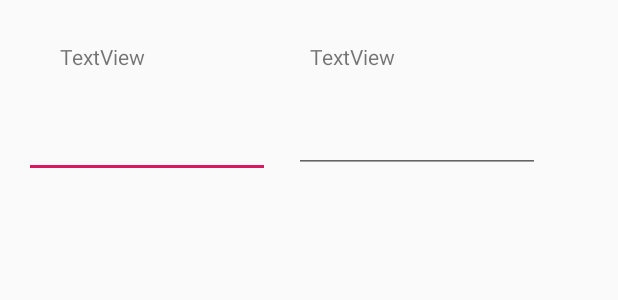
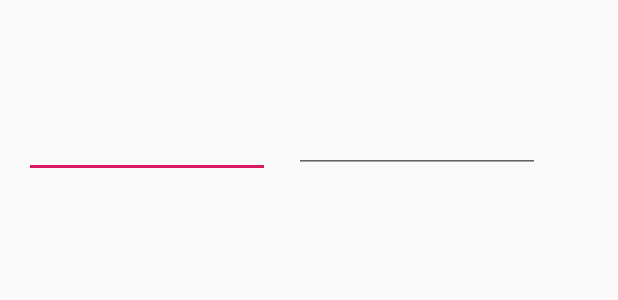
Before and after one commit to Drjansson/NHLHockeyAtGoodEUTimes, an Android app: the layout match_row.xml on its own in the app's theme, with its tools: preview values and no code run, on a phone screen of 412 x 824 dp. Shown: the top 300 px of the screen. Run offline under Robolectric (Android 15) with nearby library versions, the phone set to English and light mode, and no system bars.

```diff
--- a/app/src/main/res/layout/match_row.xml
+++ b/app/src/main/res/layout/match_row.xml
@@ -12,7 +12,6 @@
         android:layout_marginStart="40dp"
         android:layout_marginLeft="40dp"
         android:layout_marginTop="28dp"
-        android:text="TextView"
         app:layout_constraintStart_toStartOf="parent"
         app:layout_constraintTop_toTopOf="parent" />
 
@@ -25,7 +24,6 @@
         android:layout_marginTop="28dp"
         android:layout_marginEnd="40dp"
         android:layout_marginRight="40dp"
-        android:text="TextView"
         app:layout_constraintEnd_toEndOf="parent"
         app:layout_constraintHorizontal_bias="0.0"
         app:layout_constraintStart_toEndOf="@+id/txtHomeTeam"
@@ -39,7 +37,7 @@
         android:layout_marginLeft="16dp"
         android:layout_marginTop="20dp"
         android:ems="10"
-        android:inputType="date"
+        android:importantForAutofill="no"
         app:layout_constraintStart_toStartOf="parent"
         app:layout_constraintTop_toBottomOf="@+id/txtHomeTeam" />
 
@@ -51,7 +49,7 @@
         android:layout_marginLeft="16dp"
         android:layout_marginTop="20dp"
         android:ems="10"
-        android:inputType="time"
+        android:importantForAutofill="no"
         app:layout_constraintStart_toEndOf="@+id/txtDate"
         app:layout_constraintTop_toBottomOf="@+id/txtAwayTeam" />
 </androidx.constraintlayout.widget.ConstraintLayout>
```
Also changed, not shown: app/src/main/java/se/drjansson/nhlhockeyatgoodtimes/MainActivity.kt (+30 -14 lines), app/src/main/java/se/drjansson/nhlhockeyatgoodtimes/MainAdapter.kt (+11 -5 lines).
